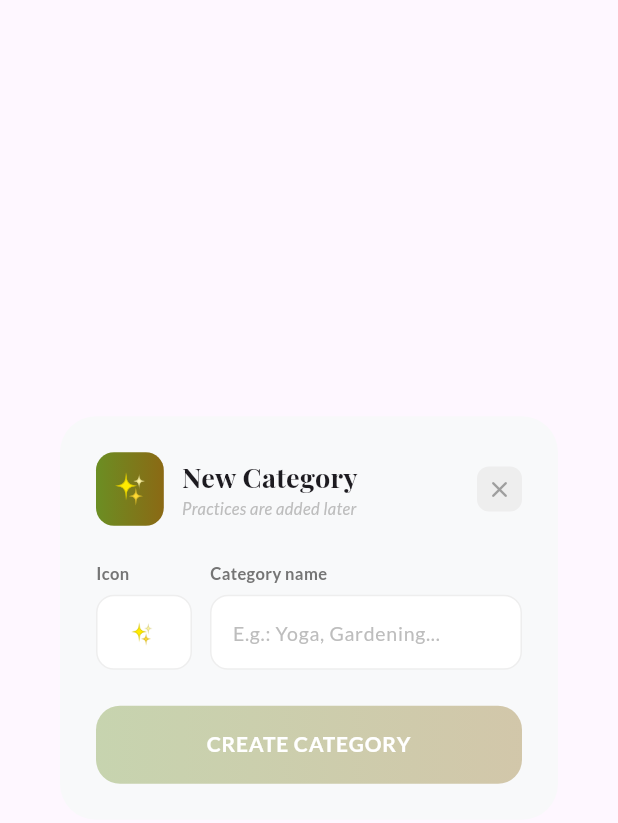
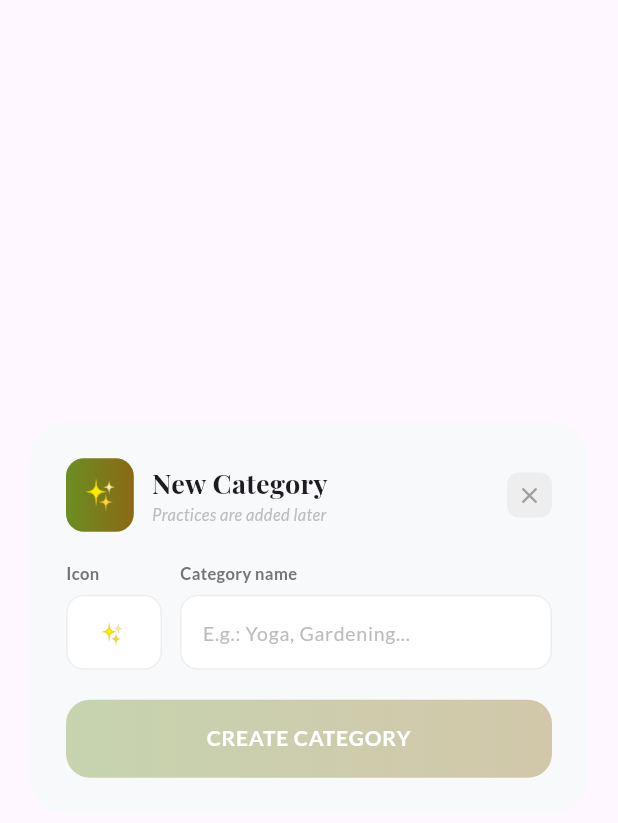
Before and after one commit to michelmendoza/life_compass, a Flutter app: the CategoryFormDialog widget shown alone on an empty page, opened directly with empty values, on a phone screen of 412 x 824 dp. Shown: the top 823 px of the screen. Run offline on Flutter 3.47's test engine with Material 3 defaults, Android fonts, the phone set to English and light mode, and no system bars; our stand-ins replace audioplayers, font_awesome_flutter, google_fonts, hive, hive_flutter, share_plus; accounts and stored records are empty.

Commit message:
feat: categori ajust

```diff
--- a/lib/screens/dialogs/category_form_dialog.dart
+++ b/lib/screens/dialogs/category_form_dialog.dart
@@ -57,8 +57,12 @@ class _CategoryFormDialogState extends State<CategoryFormDialog> {
 
   @override
   Widget build(BuildContext context) {
+    final maxHeight = MediaQuery.of(context).size.height * 0.85;
     return Dialog(
       backgroundColor: Colors.transparent,
+      insetPadding: const EdgeInsets.symmetric(horizontal: 20, vertical: 24),
+      child: ConstrainedBox(
+        constraints: BoxConstraints(maxHeight: maxHeight),
         child: Container(
           padding: const EdgeInsets.all(24),
           decoration: BoxDecoration(
@@ -68,6 +72,7 @@ class _CategoryFormDialogState extends State<CategoryFormDialog> {
               mainAxisSize: MainAxisSize.min,
               crossAxisAlignment: CrossAxisAlignment.start,
               children: [
+                // Header — fixo
                 Row(children: [
                   Container(
                       padding: const EdgeInsets.all(10),
@@ -105,7 +110,15 @@ class _CategoryFormDialogState extends State<CategoryFormDialog> {
                           child: const Icon(Icons.close_rounded,
                               size: 18, color: Colors.grey))),
                 ]),
-              const SizedBox(height: 24),
+                const SizedBox(height: 20),
+
+                // Conteúdo scrollável
+                Flexible(
+                  child: SingleChildScrollView(
+                    child: Column(
+                      mainAxisSize: MainAxisSize.min,
+                      crossAxisAlignment: CrossAxisAlignment.start,
+                      children: [
                         Row(crossAxisAlignment: CrossAxisAlignment.start, children: [
                           Column(crossAxisAlignment: CrossAxisAlignment.start, children: [
                             _label(AppLocalizations.of(context).iconLabel),
@@ -199,7 +212,13 @@ class _CategoryFormDialogState extends State<CategoryFormDialog> {
                                   ]),
                                 )),
                         ],
-              const SizedBox(height: 24),
+                      ],
+                    ),
+                  ),
+                ),
+
+                // Botão salvar — fixo
+                const SizedBox(height: 20),
                 GestureDetector(
                   onTap: _canSave ? _save : null,
                   child: Container(
@@ -223,6 +242,7 @@ class _CategoryFormDialogState extends State<CategoryFormDialog> {
                   ),
                 ),
               ]),
+        ),
       ),
     );
   }
```
Lines whose indentation alone changed are shown as unchanged.
